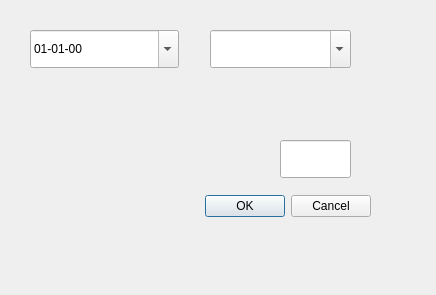
First picture: the form in historialPreciosMov.ui, repository waltermas-gitter/infomesas-gui, before the edit.
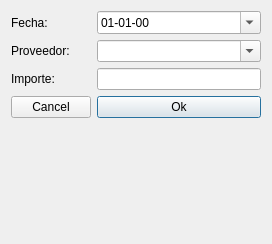
Second picture: the form after the edit.

Patch:
```diff
--- a/historialPreciosMov.ui
+++ b/historialPreciosMov.ui
@@ -6,38 +6,23 @@
    <rect>
     <x>0</x>
     <y>0</y>
-    <width>436</width>
-    <height>295</height>
+    <width>272</width>
+    <height>244</height>
    </rect>
   </property>
   <property name="windowTitle">
    <string>Nuevo precio</string>
   </property>
-  <widget class="QDialogButtonBox" name="dialogButtonBox">
-   <property name="geometry">
-    <rect>
-     <x>30</x>
-     <y>190</y>
-     <width>341</width>
-     <height>32</height>
-    </rect>
-   </property>
-   <property name="orientation">
-    <enum>Qt::Horizontal</enum>
-   </property>
-   <property name="standardButtons">
-    <set>QDialogButtonBox::Cancel|QDialogButtonBox::Ok</set>
-   </property>
-  </widget>
+  <layout class="QFormLayout" name="formLayout">
+   <item row="0" column="0">
+    <widget class="QLabel" name="label">
+     <property name="text">
+      <string>Fecha:</string>
+     </property>
+    </widget>
+   </item>
+   <item row="0" column="1">
   <widget class="QDateEdit" name="fechaDateEdit">
-   <property name="geometry">
-    <rect>
-     <x>30</x>
-     <y>30</y>
-     <width>149</width>
-     <height>38</height>
-    </rect>
-   </property>
    <property name="displayFormat">
     <string>dd-MM-yy</string>
    </property>
@@ -45,32 +30,50 @@
     <bool>true</bool>
    </property>
   </widget>
+   </item>
+   <item row="2" column="1">
+    <widget class="QComboBox" name="proveedoresComboBox">
+     <property name="editable">
+      <bool>true</bool>
+     </property>
+    </widget>
+   </item>
+   <item row="2" column="0">
+    <widget class="QLabel" name="label_2">
+     <property name="text">
+      <string>Proveedor:</string>
+     </property>
+    </widget>
+   </item>
+   <item row="5" column="0">
+    <widget class="QLabel" name="label_3">
+     <property name="text">
+      <string>Importe:</string>
+     </property>
+    </widget>
+   </item>
+   <item row="5" column="1">
   <widget class="QLineEdit" name="importeLineEdit">
-   <property name="geometry">
-    <rect>
-     <x>280</x>
-     <y>140</y>
-     <width>71</width>
-     <height>38</height>
-    </rect>
-   </property>
    <property name="alignment">
     <set>Qt::AlignRight|Qt::AlignTrailing|Qt::AlignVCenter</set>
    </property>
   </widget>
-  <widget class="QComboBox" name="proveedoresComboBox">
-   <property name="geometry">
-    <rect>
-     <x>210</x>
-     <y>30</y>
-     <width>141</width>
-     <height>38</height>
-    </rect>
-   </property>
-   <property name="editable">
-    <bool>true</bool>
-   </property>
-  </widget>
+   </item>
+   <item row="10" column="1">
+    <widget class="QPushButton" name="okPushButton">
+     <property name="text">
+      <string>Ok</string>
+     </property>
+    </widget>
+   </item>
+   <item row="10" column="0">
+    <widget class="QPushButton" name="cancelPushButton">
+     <property name="text">
+      <string>Cancel</string>
+     </property>
+    </widget>
+   </item>
+  </layout>
  </widget>
  <resources/>
  <connections>
```
Left out of the diff: 35 changed lines with no effect on the pictures. Lines whose indentation alone changed are shown as unchanged.
